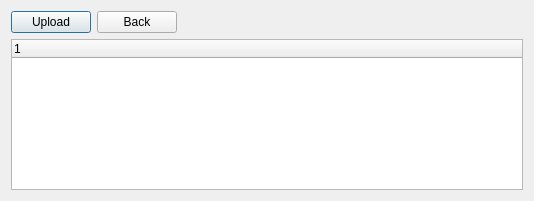
The window that src/qt/ui/file_browser.ui (maidsafe-archive/MaidSafe-Encrypt) describes before a commit, drawn with Qt 5.
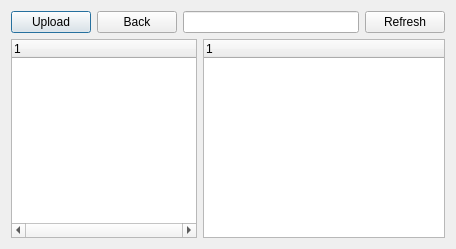
The same window after the commit.

What changed in the file:
```diff
--- a/src/qt/ui/file_browser.ui
+++ b/src/qt/ui/file_browser.ui
@@ -6,45 +6,15 @@
    <rect>
     <x>0</x>
     <y>0</y>
-    <width>534</width>
-    <height>201</height>
+    <width>456</width>
+    <height>249</height>
    </rect>
   </property>
   <property name="windowTitle">
    <string>PD Browser</string>
   </property>
   <layout class="QGridLayout" name="gridLayout">
-   <item row="2" column="0">
-    <widget class="QTreeWidget" name="driveTreeWidget">
-     <property name="rootIsDecorated">
-      <bool>false</bool>
-     </property>
-     <attribute name="headerDefaultSectionSize">
-      <number>120</number>
-     </attribute>
-     <attribute name="headerMinimumSectionSize">
-      <number>41</number>
-     </attribute>
-     <attribute name="headerStretchLastSection">
-      <bool>true</bool>
-     </attribute>
-     <attribute name="headerDefaultSectionSize">
-      <number>120</number>
-     </attribute>
-     <attribute name="headerMinimumSectionSize">
-      <number>41</number>
-     </attribute>
-     <attribute name="headerStretchLastSection">
-      <bool>true</bool>
-     </attribute>
-     <column>
-      <property name="text">
-       <string notr="true">1</string>
-      </property>
-     </column>
-    </widget>
-   </item>
-   <item row="1" column="0">
+   <item row="0" column="0">
     <layout class="QHBoxLayout" name="horizontalLayout">
      <item>
       <widget class="QPushButton" name="uploadButton">
@@ -61,17 +31,93 @@
       </widget>
      </item>
      <item>
-      <spacer name="horizontalSpacer">
-       <property name="orientation">
-        <enum>Qt::Horizontal</enum>
+      <widget class="QLineEdit" name="locationEdit"/>
+     </item>
+     <item>
+      <widget class="QPushButton" name="refreshButton">
+       <property name="text">
+        <string>Refresh</string>
        </property>
-       <property name="sizeHint" stdset="0">
+      </widget>
+     </item>
+    </layout>
+   </item>
+   <item row="1" column="0">
+    <layout class="QHBoxLayout" name="horizontalLayout_2">
+     <item>
+      <widget class="QTreeWidget" name="treeViewTreeWidget">
+       <property name="sizePolicy">
+        <sizepolicy hsizetype="Preferred" vsizetype="Preferred">
+         <horstretch>0</horstretch>
+         <verstretch>0</verstretch>
+        </sizepolicy>
+       </property>
+       <property name="maximumSize">
         <size>
-         <width>40</width>
-         <height>20</height>
+         <width>200</width>
+         <height>16777215</height>
         </size>
        </property>
-      </spacer>
+       <property name="horizontalScrollBarPolicy">
+        <enum>Qt::ScrollBarAlwaysOn</enum>
+       </property>
+       <column>
+        <property name="text">
+         <string notr="true">1</string>
+        </property>
+       </column>
+      </widget>
+     </item>
+     <item>
+      <widget class="QTreeWidget" name="driveTreeWidget">
+       <property name="sizePolicy">
+        <sizepolicy hsizetype="Expanding" vsizetype="Expanding">
+         <horstretch>0</horstretch>
+         <verstretch>0</verstretch>
+        </sizepolicy>
+       </property>
+       <property name="baseSize">
+        <size>
+         <width>0</width>
+         <height>0</height>
+        </size>
+       </property>
+       <property name="indentation">
+        <number>20</number>
+       </property>
+       <property name="rootIsDecorated">
+        <bool>false</bool>
+       </property>
+       <property name="uniformRowHeights">
+        <bool>false</bool>
+       </property>
+       <property name="animated">
+        <bool>false</bool>
+       </property>
+       <attribute name="headerDefaultSectionSize">
+        <number>120</number>
+       </attribute>
+       <attribute name="headerMinimumSectionSize">
+        <number>41</number>
+       </attribute>
+       <attribute name="headerStretchLastSection">
+        <bool>true</bool>
+       </attribute>
+       <attribute name="headerDefaultSectionSize">
+        <number>120</number>
+       </attribute>
+       <attribute name="headerMinimumSectionSize">
+        <number>41</number>
+       </attribute>
+       <attribute name="headerStretchLastSection">
+        <bool>true</bool>
+       </attribute>
+       <column>
+        <property name="text">
+         <string notr="true">1</string>
+        </property>
+       </column>
+      </widget>
      </item>
     </layout>
    </item>
```
